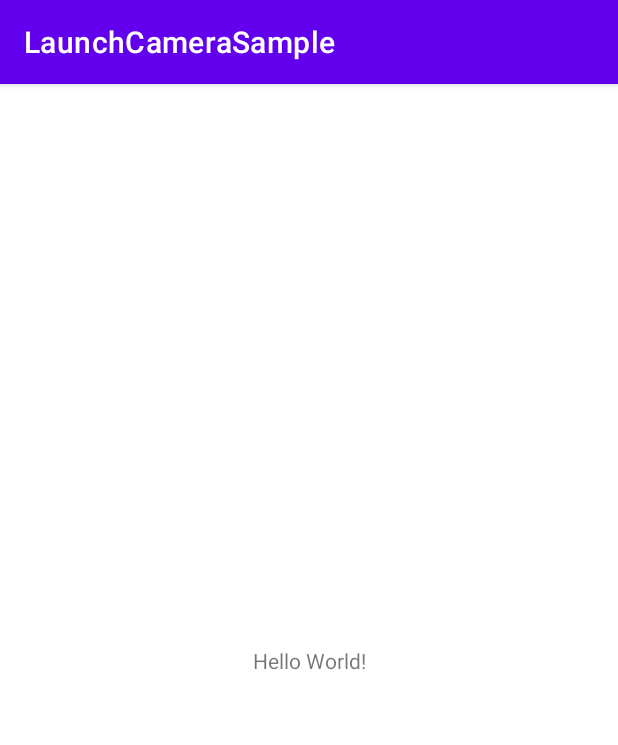
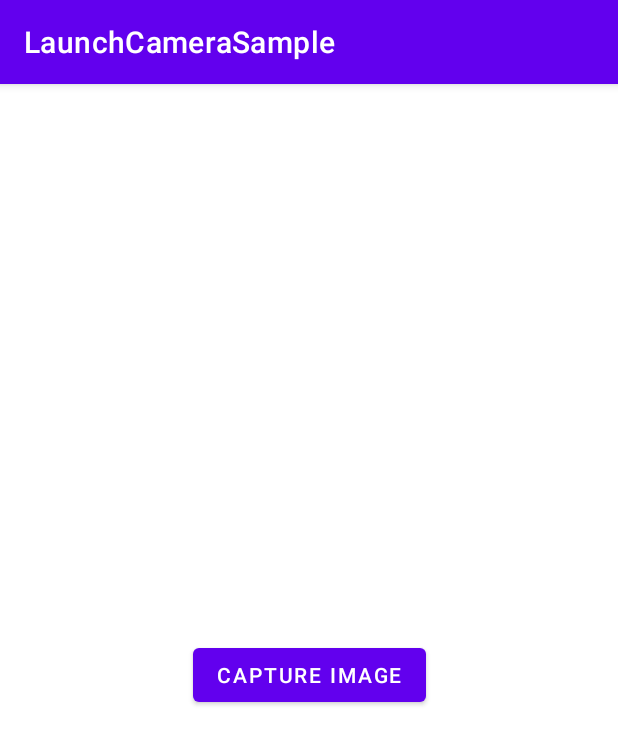
Before and after one commit to mag0716/Android11_CatchUp, an Android app: the screen it shows after launch (MainActivity), on a phone screen of 412 x 824 dp. Shown: the top 745 px of the screen. Run offline under Robolectric (Android 15) with nearby library versions, the phone set to English and light mode, and no system bars.

Commit message:
カメラアプリを起動する処理を実装

```diff
--- a/samples/LaunchCameraSample/app/src/main/java/com/github/mag0716/launchcamerasample/MainActivity.kt
+++ b/samples/LaunchCameraSample/app/src/main/java/com/github/mag0716/launchcamerasample/MainActivity.kt
@@ -1,11 +1,54 @@
 package com.github.mag0716.launchcamerasample
 
+import android.app.Activity
+import android.content.ActivityNotFoundException
+import android.content.Intent
+import android.os.Bundle
+import android.provider.MediaStore
+import android.widget.Button
+import android.widget.TextView
 import androidx.appcompat.app.AppCompatActivity
-import android.os.Bundle
 
 class MainActivity : AppCompatActivity() {
+
+    companion object {
+        private const val REQUEST_IMAGE_CAPTURE = 1
+    }
+
+    private lateinit var textView: TextView
+    private lateinit var button: Button
+
     override fun onCreate(savedInstanceState: Bundle?) {
         super.onCreate(savedInstanceState)
         setContentView(R.layout.activity_main)
+
+        textView = findViewById(R.id.textView)
+        button = findViewById(R.id.button)
+
+        button.setOnClickListener {
+            requestCaptureImage()
+        }
+    }
+
+    override fun onActivityResult(requestCode: Int, resultCode: Int, data: Intent?) {
+        when (requestCode) {
+            REQUEST_IMAGE_CAPTURE -> {
+                textView.text = if (resultCode == Activity.RESULT_OK) {
+                    "success capture image"
+                } else {
+                    "cancel capture image"
+                }
+            }
+            else -> super.onActivityResult(requestCode, resultCode, data)
+        }
+    }
+
+    private fun requestCaptureImage() {
+        val takePictureIntent = Intent(MediaStore.ACTION_IMAGE_CAPTURE)
+        try {
+            startActivityForResult(takePictureIntent, REQUEST_IMAGE_CAPTURE)
+        } catch (e: ActivityNotFoundException) {
+            textView.text = "camera app does not exists"
+        }
     }
 }
--- a/samples/LaunchCameraSample/app/src/main/res/layout/activity_main.xml
+++ b/samples/LaunchCameraSample/app/src/main/res/layout/activity_main.xml
@@ -7,12 +7,24 @@
     tools:context=".MainActivity">
 
     <TextView
+        android:id="@+id/textView"
         android:layout_width="wrap_content"
         android:layout_height="wrap_content"
-        android:text="Hello World!"
+        app:layout_constraintBottom_toTopOf="@+id/button"
+        app:layout_constraintLeft_toLeftOf="parent"
+        app:layout_constraintRight_toRightOf="parent"
+        app:layout_constraintTop_toTopOf="parent"
+        app:layout_constraintVertical_chainStyle="packed"
+        tools:text="Hello World!" />
+
+    <Button
+        android:id="@+id/button"
+        android:layout_width="wrap_content"
+        android:layout_height="wrap_content"
+        android:text="Capture Image"
         app:layout_constraintBottom_toBottomOf="parent"
         app:layout_constraintLeft_toLeftOf="parent"
         app:layout_constraintRight_toRightOf="parent"
-        app:layout_constraintTop_toTopOf="parent" />
+        app:layout_constraintTop_toBottomOf="@id/textView" />
 
 </androidx.constraintlayout.widget.ConstraintLayout>
```
